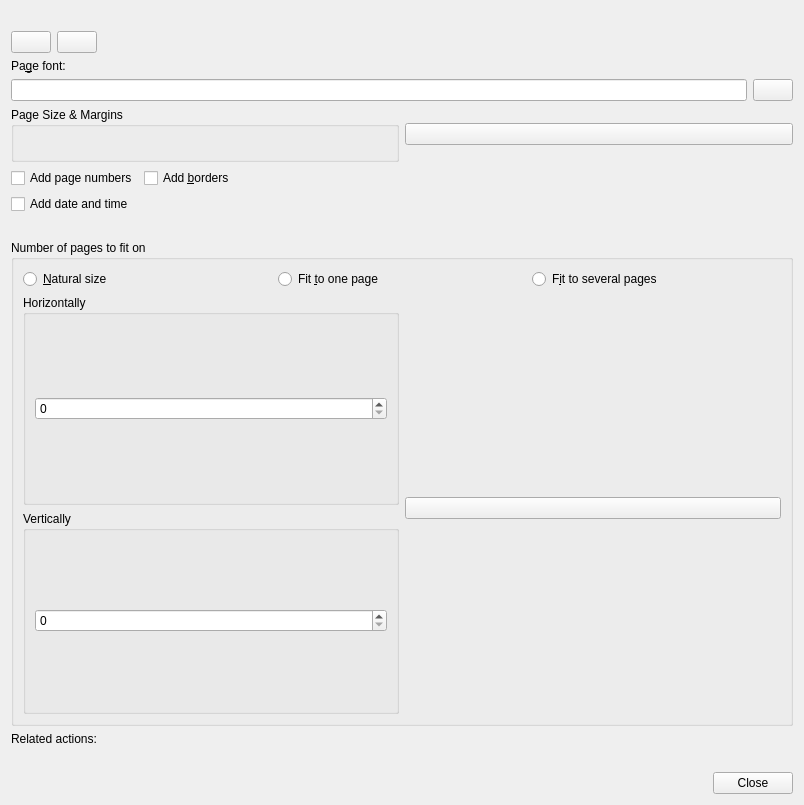
Above: src/part/simpleprintingpagesetupbase.ui from KDE/kgraphviewer before the change. Below: the same form after it.
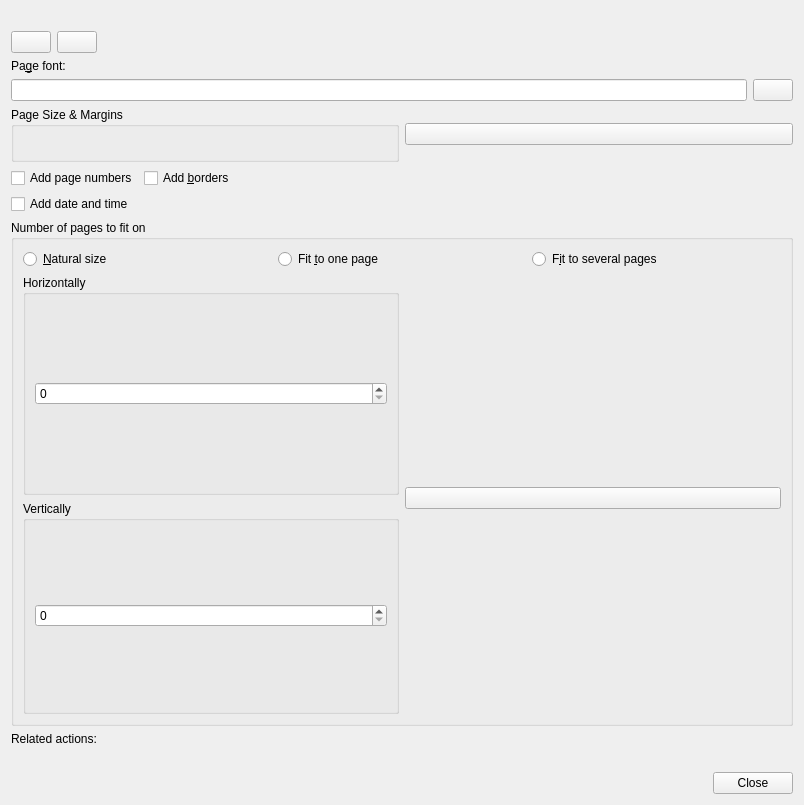
That is the form after the change. Icons and pictures are not drawn. Custom widgets are drawn as their Qt base class.

Commit message:
Remove pointless/broken icons
The distribute-horizontal-page icon doesn't serve any apparent purpose

The portrait/landscape icons don't exist in any theme

```diff
--- a/src/part/simpleprintingpagesetupbase.ui
+++ b/src/part/simpleprintingpagesetupbase.ui
@@ -157,16 +157,6 @@
        </item>
       </layout>
      </item>
-     <item>
-      <widget class="QLabel" name="iconLabel">
-       <property name="text">
-        <string/>
-       </property>
-       <property name="alignment">
-        <set>Qt::AlignVCenter</set>
-       </property>
-      </widget>
-     </item>
      <item>
       <widget class="QGroupBox" name="groupBox4">
        <property name="title">
```
The commit also changes 5 other files.
